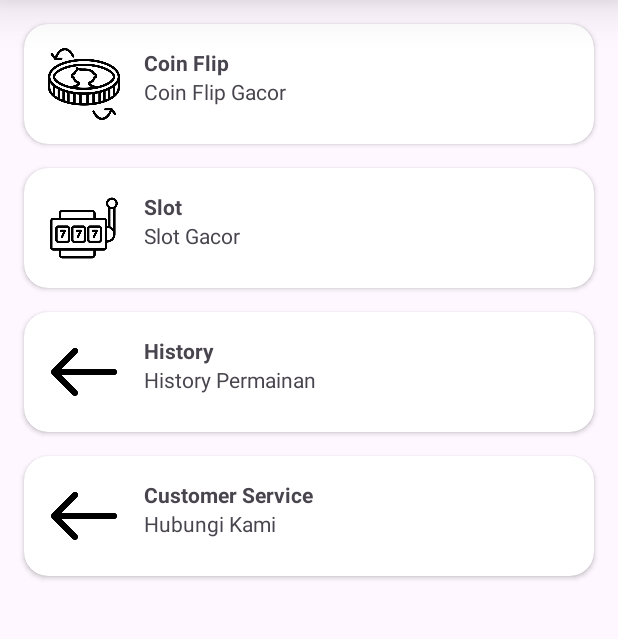
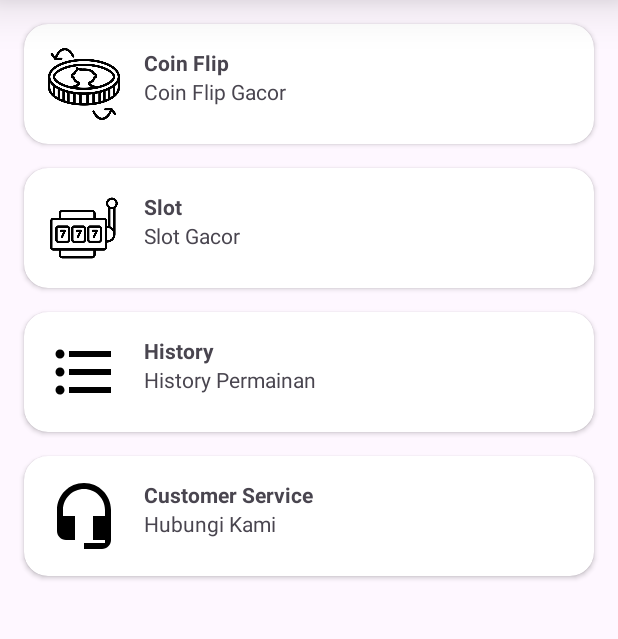
Before and after one commit to ariel-naviandana/UTP-PAM, an Android app: the HomeActivity screen opened directly, with no data from a screen before it, on a phone screen of 412 x 824 dp, the part 121-760 px from its top. Run offline under Robolectric (Android 15) with nearby library versions, the phone set to English and light mode, and no system bars.

```diff
--- a/app/src/main/java/com/example/hercules77/HomeActivity.java
+++ b/app/src/main/java/com/example/hercules77/HomeActivity.java
@@ -31,7 +31,7 @@ public class HomeActivity extends AppCompatActivity {
     private void generateMenuData(){
         homeItems.add(new HomeItem("Coin Flip", R.drawable.ic_coin, "Coin Flip Gacor"));
         homeItems.add(new HomeItem("Slot", R.drawable.ic_slot, "Slot Gacor"));
-        homeItems.add(new HomeItem("History", R.drawable.ic_back, "History Permainan"));
-        homeItems.add(new HomeItem("Customer Service", R.drawable.ic_back, "Hubungi Kami"));
+        homeItems.add(new HomeItem("History", R.drawable.ic_history, "History Permainan"));
+        homeItems.add(new HomeItem("Customer Service", R.drawable.ic_cs, "Hubungi Kami"));
     }
 }
--- a/app/src/main/java/com/example/hercules77/LoginActivity.java
+++ b/app/src/main/java/com/example/hercules77/LoginActivity.java
@@ -40,7 +40,7 @@ public class LoginActivity extends AppCompatActivity {
                 editor.apply();
 
                 // Gunakan FLAG agar semua activity sebelumnya dihapus
-                Intent intent = new Intent(this, MainActivity.class);
+                Intent intent = new Intent(this, HomeActivity.class);
                 intent.putExtra("username", user);
                 intent.setFlags(Intent.FLAG_ACTIVITY_NEW_TASK | Intent.FLAG_ACTIVITY_CLEAR_TASK);
                 startActivity(intent);
--- a/app/src/main/java/com/example/hercules77/SplashActivity.java
+++ b/app/src/main/java/com/example/hercules77/SplashActivity.java
@@ -24,7 +24,7 @@ public class SplashActivity extends AppCompatActivity {
 
                 if (username != null) {
                     // Sudah login
-                    Intent intent = new Intent(SplashActivity.this, MainActivity.class);
+                    Intent intent = new Intent(SplashActivity.this, HomeActivity.class);
                     intent.putExtra("username", username);
                     startActivity(intent);
                 } else {
--- /dev/null
+++ b/app/src/main/res/drawable/ic_cs.xml
@@ -0,0 +1,5 @@
+<vector xmlns:android="http://schemas.android.com/apk/res/android" android:height="24dp" android:tint="#000000" android:viewportHeight="24" android:viewportWidth="24" android:width="24dp">
+
+    <path android:fillColor="@android:color/white" android:pathData="M12,1c-4.97,0 -9,4.03 -9,9v7c0,1.66 1.34,3 3,3h3v-8H5v-2c0,-3.87 3.13,-7 7,-7s7,3.13 7,7v2h-4v8h4v1h-7v2h6c1.66,0 3,-1.34 3,-3V10c0,-4.97 -4.03,-9 -9,-9z"/>
+
+</vector>
--- /dev/null
+++ b/app/src/main/res/drawable/ic_history.xml
@@ -0,0 +1,5 @@
+<vector xmlns:android="http://schemas.android.com/apk/res/android" android:autoMirrored="true" android:height="24dp" android:tint="#000000" android:viewportHeight="24" android:viewportWidth="24" android:width="24dp">
+
+    <path android:fillColor="@android:color/white" android:pathData="M4,10.5c-0.83,0 -1.5,0.67 -1.5,1.5s0.67,1.5 1.5,1.5 1.5,-0.67 1.5,-1.5 -0.67,-1.5 -1.5,-1.5zM4,4.5c-0.83,0 -1.5,0.67 -1.5,1.5S3.17,7.5 4,7.5 5.5,6.83 5.5,6 4.83,4.5 4,4.5zM4,16.5c-0.83,0 -1.5,0.68 -1.5,1.5s0.68,1.5 1.5,1.5 1.5,-0.68 1.5,-1.5 -0.67,-1.5 -1.5,-1.5zM7,19h14v-2L7,17v2zM7,13h14v-2L7,11v2zM7,5v2h14L21,5L7,5z"/>
+
+</vector>
--- a/app/src/main/res/values/ids.xml
+++ b/app/src/main/res/values/ids.xml
@@ -1,4 +1,3 @@
 <?xml version="1.0" encoding="utf-8"?>
 <resources>
-    <item name="resultText" type="id">resultText</item>
 </resources>
```
